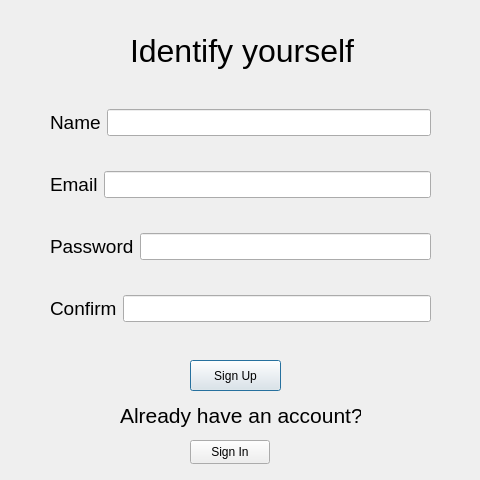
Tsurai7/Messenger, file QtSimpleChatClient/signup.ui: the form before one commit.
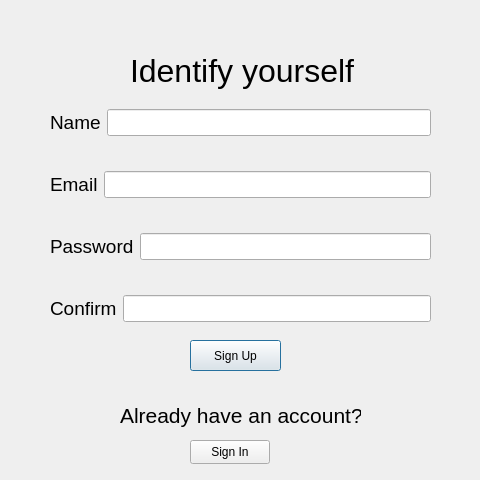
The form after the commit.

The edit to the form file:
```diff
--- a/QtSimpleChatClient/signup.ui
+++ b/QtSimpleChatClient/signup.ui
@@ -95,7 +95,7 @@
    <property name="geometry">
     <rect>
      <x>190</x>
-     <y>360</y>
+     <y>340</y>
      <width>91</width>
      <height>31</height>
     </rect>
@@ -108,7 +108,7 @@
    <property name="geometry">
     <rect>
      <x>130</x>
-     <y>20</y>
+     <y>40</y>
      <width>241</width>
      <height>61</height>
     </rect>
```
